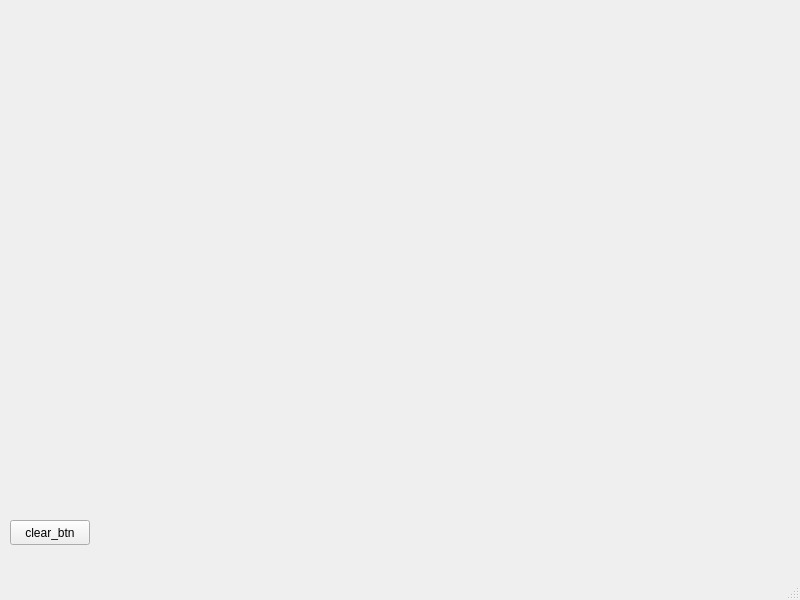
Nikita-Fast/Course-Project, file Qt/mainwindow.ui: the form before one commit.
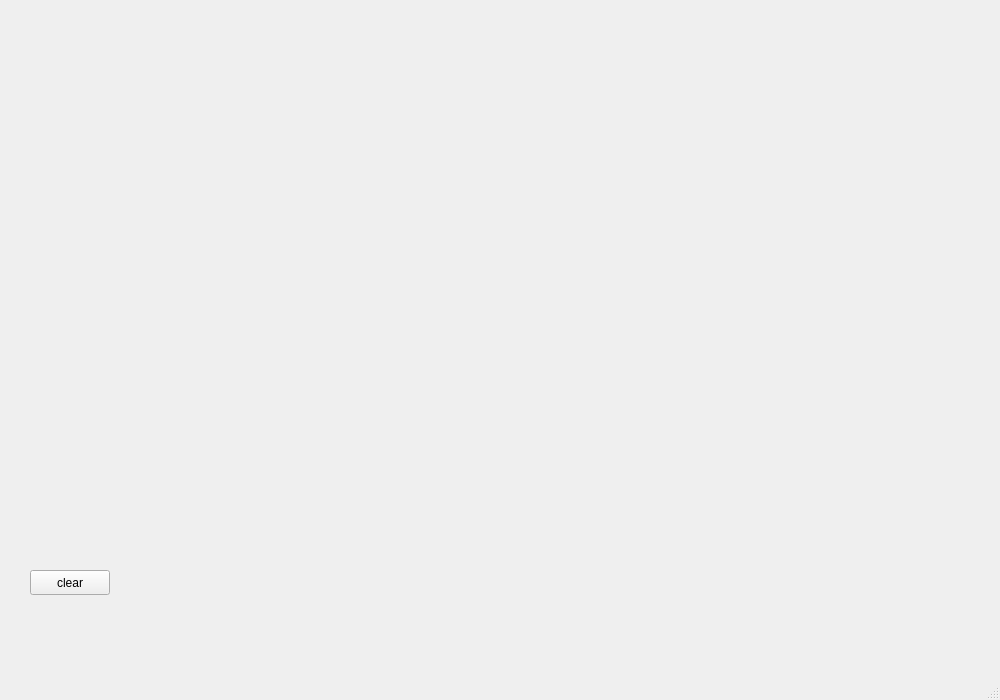
The form after the commit.

```diff
--- a/Qt/mainwindow.ui
+++ b/Qt/mainwindow.ui
@@ -6,8 +6,8 @@
    <rect>
     <x>0</x>
     <y>0</y>
-    <width>800</width>
-    <height>600</height>
+    <width>1000</width>
+    <height>700</height>
    </rect>
   </property>
   <property name="windowTitle">
@@ -17,14 +17,14 @@
    <widget class="QPushButton" name="pushButton">
     <property name="geometry">
      <rect>
-      <x>10</x>
-      <y>520</y>
+      <x>30</x>
+      <y>570</y>
       <width>80</width>
       <height>25</height>
      </rect>
     </property>
     <property name="text">
-     <string>clear_btn</string>
+     <string>clear</string>
     </property>
    </widget>
   </widget>
```
Left out of the diff: 4 changed lines with no effect on the pictures.
